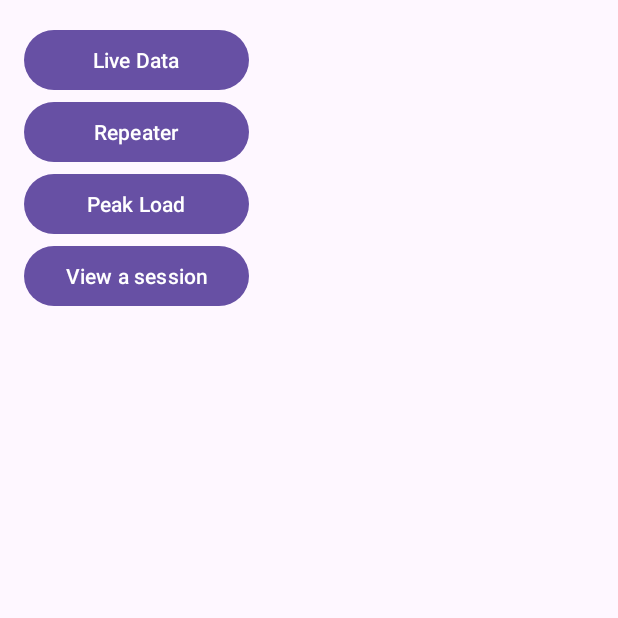
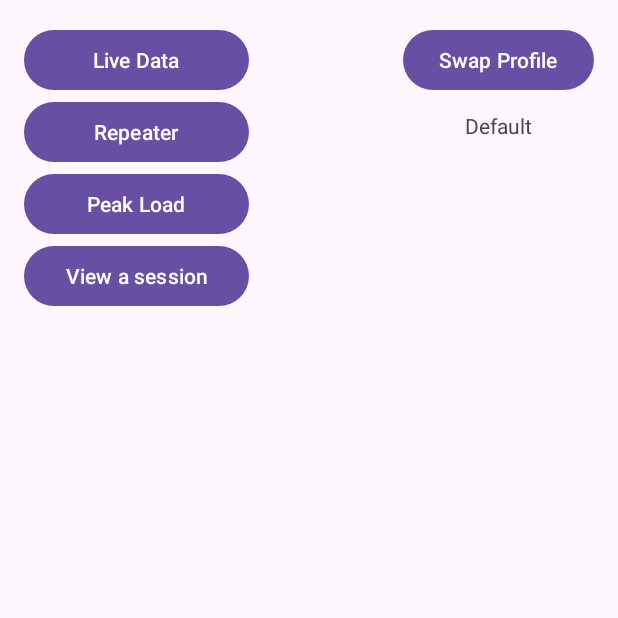
Before and after one commit to TheLastKiwi/Dyna, an Android app: the screen it shows after launch (MainActivity), on a phone screen of 412 x 824 dp, the top half of it. Run offline under Robolectric (Android 15) with nearby library versions, the phone set to English and light mode, and no system bars.

Commit message:
Added profiles
Create/Swap profile. Each session is saved under the active profile.
Definitely some optimizations can be made here. Probably don't need to pass profile everywhere now that it's saved in settings.

```diff
--- a/app/src/main/java/com/example/dyna/BaseLiveDataView.java
+++ b/app/src/main/java/com/example/dyna/BaseLiveDataView.java
@@ -89,7 +89,7 @@ public abstract class BaseLiveDataView extends AppCompatActivity {
         lineDataSet.setCircleRadius(2f);
         lineData = new LineData(lineDataSet);
         lineChart.setData(lineData);
-        runOnUiThread(() -> lineChart.invalidate());
+                                                                                                                                                                                                                                                                                                                                                                                                                                                                                                                                                                                                                                                                                                                                                                                                                                                                                                                                                                                                                                                                                                                                                                                                                                                                                        runOnUiThread(() -> lineChart.invalidate());
     }
     public void displayHistoricalChart(){
         LineData lineData;
--- a/app/src/main/java/com/example/dyna/FileManager.java
+++ b/app/src/main/java/com/example/dyna/FileManager.java
@@ -2,6 +2,8 @@ package com.example.dyna;
 
 import android.content.Context;
 import android.util.Log;
+
+import androidx.appcompat.app.AppCompatActivity;
 
 import java.io.File;
 import java.io.FileInputStream;
@@ -17,19 +19,10 @@ public class FileManager {
     public FileManager(Context context){
         this.context = context;
     }
-    /*
-    Matt (Profile Name)
-        -> Peak
-            -> Saved Name
-        -> Endurance
-            -> Saved Name
-        -> Repeater
-            -> Saved Name
-    Profile
-        Matt.dat
 
-
-     */
+    /* TODO: Probably don't need to pass in profile to all these things
+        Can just read from settings to get active profile
+    */
 
     public void saveSession(Session s, Profile p){
         //
@@ -133,7 +126,96 @@ public class FileManager {
         }
         return sessions;
     }
+    public Profile getProfile(String userName) {
 
+        Profile profile = null;
+        FileInputStream fis = null;
+        ObjectInputStream ois = null;
 
+        try {
+            File profileDirectory = new File(context.getFilesDir(), "profile");
+            if (!profileDirectory.exists()) {
+                Log.d("Uhoh","Profile directory not found");
+                return null;
+            }
+            File userFile = new File(profileDirectory,userName);
+            fis = new FileInputStream(userFile);
+            ois = new ObjectInputStream(fis);
+            profile = (Profile) ois.readObject();
+
+        }  catch (IOException e) {
+            Log.d("Exception", Objects.requireNonNull(e.getMessage()));
+        } catch (ClassNotFoundException e) {
+            throw new RuntimeException(e);
+        } finally {
+            try {
+                if (ois != null) ois.close();
+                if (fis != null) fis.close();
+            } catch (IOException e) {
+                Log.d("Exception", Objects.requireNonNull(e.getMessage()));
+            }
+        }
+        return profile;
+    }
+
+    public void saveProfile(Profile profile) {
+        FileOutputStream fos = null;
+        ObjectOutputStream oos = null;
+
+        try {
+            // Create or get the profile directory
+            File profileDirectory = new File(context.getFilesDir(), "profile");
+            if (!profileDirectory.exists()) {
+                profileDirectory.mkdirs();
+            }
+            // Create the file in the subdirectory
+            File file = new File(profileDirectory, profile.name);
+
+            // Write the object to the file
+            fos = new FileOutputStream(file);
+            oos = new ObjectOutputStream(fos);
+            oos.writeObject(profile);
+
+        } catch (IOException e) {
+            Log.d("Exception", Objects.requireNonNull(e.getMessage()));
+        } finally {
+            try {
+                if (oos != null) oos.close();
+                if (fos != null) fos.close();
+            } catch (IOException e) {
+                Log.d("Exception", Objects.requireNonNull(e.getMessage()));
+            }
+        }
+
+    }
+
+    public ArrayList<Profile> getAllProfiles() {
+        File profileDirectory = new File(context.getFilesDir(), "profile");
+        if (!profileDirectory.exists()) {
+            profileDirectory.mkdirs();
+        }
+
+        File[] allFiles = null;
+        if (profileDirectory.exists() && profileDirectory.isDirectory()) {
+            // List all files in the directory
+            allFiles = profileDirectory.listFiles();
+        }
+        ArrayList<Profile> profiles = new ArrayList<>();
+
+        for(File file: allFiles){
+            if(file.isFile()){
+                try {
+                    FileInputStream fis = new FileInputStream(file);
+                    ObjectInputStream ois = new ObjectInputStream(fis);
+                    Object object = ois.readObject();
+                    Profile p = (Profile) object;
+                    profiles.add(p);
+                } catch (Exception e) {
+                    Log.d("OH NO", Objects.requireNonNull(e.getMessage()));
+                }
+            }
+        }
+        return profiles;
+    }
 
 }
--- a/app/src/main/java/com/example/dyna/MainActivity.java
+++ b/app/src/main/java/com/example/dyna/MainActivity.java
@@ -1,8 +1,10 @@
 package com.example.dyna;
 
+import android.content.Context;
 import android.content.Intent;
+import android.content.SharedPreferences;
 import android.os.Bundle;
-import android.widget.Button;
+import android.widget.TextView;
 
 import androidx.appcompat.app.AppCompatActivity;
 
@@ -11,38 +13,57 @@ public class MainActivity extends AppCompatActivity {
 
     String deviceName;
     //Create an ActivityResultLauncher for Bluetooth enable request
-    Profile profile;
-
+    Profile activeProfile;
+    FileManager fm;
     @Override
     protected void onCreate(Bundle savedInstanceState) {
         super.onCreate(savedInstanceState);
         setContentView(R.layout.activity_main);
-        profile = new Profile("Matt");
+        fm = new FileManager(this);
+//        getSharedPreferences("Settings",Context.MODE_PRIVATE).edit().clear().commit();
+        String activeUser = getSharedPreferences("Settings", Context.MODE_PRIVATE).getString("ActiveUser", null);
+        //If no profile present, create a default profile
 
+        if(activeUser == null) {
+
+            SharedPreferences sharedPreferences = this.getSharedPreferences("Settings", Context.MODE_PRIVATE);
+            SharedPreferences.Editor editor = sharedPreferences.edit();
+            editor.putString("ActiveUser", "Default");
+            editor.apply();
+            activeUser = "Default";
+            Profile defaultProfile = new Profile("Default");
+            fm.saveProfile(defaultProfile);
+        }
+        activeProfile = fm.getProfile(activeUser);
+
+        ((TextView)findViewById(R.id.txtCurrentProfile)).setText(activeProfile.displayName);
         // Button to start scanning
         findViewById(R.id.btnLiveData).setOnClickListener(view -> {
             Intent intent = new Intent(this, LiveDataView.class);
-            intent.putExtra("profile",profile);
+            intent.putExtra("profile", activeProfile);
             startActivity(intent);
         });
 
         findViewById(R.id.btnRepeater).setOnClickListener(view -> {
             Intent intent = new Intent(this, RepeatersSettings.class);
-            intent.putExtra("profile",profile);
+            intent.putExtra("profile", activeProfile);
             startActivity(intent);
         });
 
         findViewById(R.id.btnPeakLoad).setOnClickListener(view -> {
             Intent intent = new Intent(this, PeakLoadLiveData.class);
-            intent.putExtra("profile",profile);
+            intent.putExtra("profile", activeProfile);
             startActivity(intent);
         });
         findViewById(R.id.btnHistorical).setOnClickListener(view -> {
-            Intent intent = new Intent(this, HistorcialSelection.class);
-            intent.putExtra("profile",profile);
+            Intent intent = new Intent(this, HistoricalSelection.class);
+            intent.putExtra("profile", activeProfile);
             startActivity(intent);
         });
-
+        findViewById(R.id.btnProfile).setOnClickListener(view -> {
+            Intent intent = new Intent(this, SwapProfile.class);
+            startActivity(intent);
+        });
         //Load settings from somewhere to set Profile based on last activity
 
     }
--- a/app/src/main/java/com/example/dyna/PeakLoadLiveData.java
+++ b/app/src/main/java/com/example/dyna/PeakLoadLiveData.java
@@ -30,8 +30,8 @@ public class PeakLoadLiveData extends BaseLiveDataView {
         lineChart = findViewById(R.id.lineChartPeakData);
         isHistorical= getIntent().getBooleanExtra("historical",false);
         if(isHistorical) {
-            timeLimit = session.getSesionLength();
             displayChart();
+            updateStats();
         } else {
             session.sessionType=SessionType.PEAK_LOAD;
             timeLimit = 5000;
--- a/app/src/main/java/com/example/dyna/Profile.java
+++ b/app/src/main/java/com/example/dyna/Profile.java
@@ -8,5 +8,10 @@ public class Profile implements Serializable {
     // Other settings like dark/light mode etc
     public Profile(String name){
         this.name = name;
+        this.displayName = name;
+    }
+    public void changeName(String newName){
+        this.displayName = newName;
+        //Have calling class save to file
     }
 }
--- a/app/src/main/res/layout/activity_main.xml
+++ b/app/src/main/res/layout/activity_main.xml
@@ -1,9 +1,18 @@
 <?xml version="1.0" encoding="utf-8"?>
-<LinearLayout xmlns:android="http://schemas.android.com/apk/res/android"
+<androidx.constraintlayout.widget.ConstraintLayout xmlns:android="http://schemas.android.com/apk/res/android"
+    xmlns:app="http://schemas.android.com/apk/res-auto"
+    xmlns:tools="http://schemas.android.com/tools"
     android:layout_width="match_parent"
-    android:layout_height="match_parent"
+    android:layout_height="match_parent">
+
+    <LinearLayout
+        android:id="@+id/llNavigation"
+        android:layout_width="wrap_content"
+        android:layout_height="wrap_content"
         android:orientation="vertical"
-    android:padding="16dp">
+        android:padding="16dp"
+        app:layout_constraintStart_toStartOf="parent"
+        app:layout_constraintTop_toTopOf="parent">
 
         <Button
             android:id="@+id/btnLiveData"
@@ -28,6 +37,24 @@
             android:layout_width="150dp"
             android:layout_height="wrap_content"
             android:text="View a session" />
+    </LinearLayout>
 
+    <Button
+        android:id="@+id/btnProfile"
+        android:layout_width="wrap_content"
+        android:layout_height="wrap_content"
+        android:layout_marginTop="16dp"
+        android:layout_marginEnd="16dp"
+        android:text="Swap Profile"
+        app:layout_constraintEnd_toEndOf="parent"
+        app:layout_constraintTop_toTopOf="parent" />
 
-</LinearLayout>
+    <TextView
+        android:id="@+id/txtCurrentProfile"
+        android:layout_width="wrap_content"
+        android:layout_height="wrap_content"
+        android:layout_marginTop="10dp"
+        app:layout_constraintEnd_toEndOf="@+id/btnProfile"
+        app:layout_constraintStart_toStartOf="@+id/btnProfile"
+        app:layout_constraintTop_toBottomOf="@+id/btnProfile" />
+</androidx.constraintlayout.widget.ConstraintLayout>
--- a/app/src/main/res/layout/historcial_selection.xml
+++ b/app/src/main/res/layout/historcial_selection.xml
@@ -5,7 +5,7 @@
     android:id="@+id/main"
     android:layout_width="match_parent"
     android:layout_height="match_parent"
-    tools:context=".HistorcialSelection">
+    tools:context=".HistoricalSelection">
 
     <LinearLayout
         android:id="@+id/linearLayout"
```
Also changed, not shown: app/src/main/AndroidManifest.xml (+7 -1 lines), app/src/main/java/com/example/dyna/CreateProfile.java (added, +27 -0 lines), app/src/main/java/com/example/dyna/HistoricalSelection.java (renamed from app/src/main/java/com/example/dyna/HistorcialSelection.java, +2 -8 lines), app/src/main/java/com/example/dyna/SwapProfile.java (added, +66 -0 lines), app/src/main/res/layout/activity_create_profile.xml (added, +50 -0 lines), app/src/main/res/layout/activity_swap_profile.xml (added, +37 -0 lines). Lines whose indentation alone changed are shown as unchanged.
